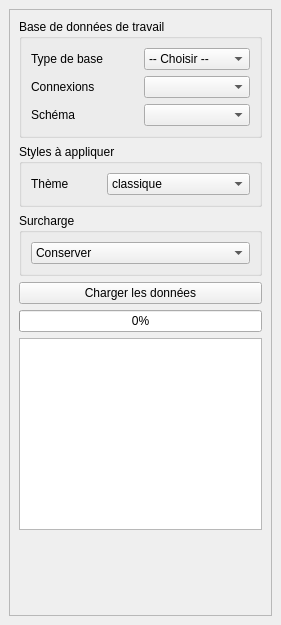
3liz/QgisCadastrePlugin, file forms/qadastre_load_form.ui: the form before one commit.
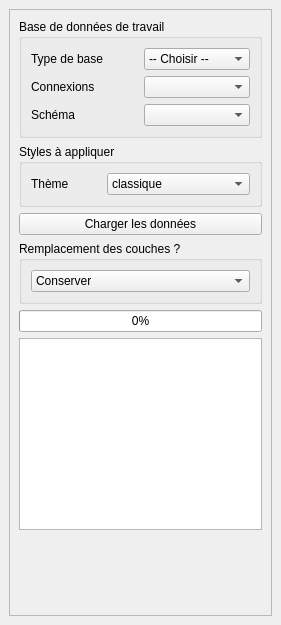
The form after the commit.

```diff
--- a/forms/qadastre_load_form.ui
+++ b/forms/qadastre_load_form.ui
@@ -124,10 +124,17 @@
           </layout>
          </widget>
         </item>
+        <item>
+         <widget class="QPushButton" name="btProcessLoading">
+          <property name="text">
+           <string>Charger les données</string>
+          </property>
+         </widget>
+        </item>
         <item>
          <widget class="QGroupBox" name="groupBox_6">
           <property name="title">
-           <string>Surcharge</string>
+           <string>Remplacement des couches ?</string>
           </property>
           <layout class="QVBoxLayout" name="verticalLayout_15">
            <item>
@@ -150,13 +157,6 @@
           </layout>
          </widget>
         </item>
-        <item>
-         <widget class="QPushButton" name="btProcessLoading">
-          <property name="text">
-           <string>Charger les données</string>
-          </property>
-         </widget>
-        </item>
         <item>
          <widget class="QProgressBar" name="pbProcess">
           <property name="value">
```
